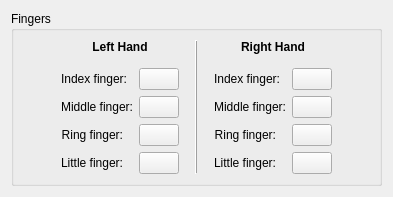
Before: the Qt Designer form src/ui/colorsconfigwidget.ui in KDE/ktouch, drawn with Qt 5.
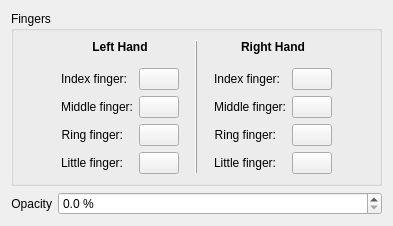
After: the same form once the commit is applied. Custom widgets are drawn as their Qt base class.

Commit message: Make color opacity configurable

The edit to the form file:
```diff
--- a/src/ui/colorsconfigwidget.ui
+++ b/src/ui/colorsconfigwidget.ui
@@ -309,6 +309,42 @@
      </property>
     </spacer>
    </item>
+   <item>
+    <layout class="QFormLayout" name="formLayout_3">
+     <item row="0" column="0">
+      <widget class="QLabel" name="opacityLabel">
+       <property name="text">
+        <string>Opacity</string>
+       </property>
+        <property name="alignment">
+         <set>Qt::AlignRight|Qt::AlignTrailing|Qt::AlignVCenter</set>
+        </property>
+       <property name="buddy">
+        <cstring>kcfg_FingerOpacity</cstring>
+       </property>
+      </widget>
+     </item>
+     <item row="0" column="1">
+      <widget class="QDoubleSpinBox" name="kcfg_FingerOpacity">
+       <property name="suffix">
+        <string> %</string>
+       </property>
+       <property name="decimals">
+        <number>1</number>
+       </property>
+       <property name="minimum">
+        <double>0.000000000000000</double>
+       </property>
+       <property name="maximum">
+        <double>100.000000000000000</double>
+       </property>
+       <property name="singleStep">
+        <double>0.100000000000000</double>
+       </property>
+      </widget>
+     </item>
+    </layout>
+   </item>
   </layout>
  </widget>
  <customwidgets>
```
The commit also changes 4 other files.
